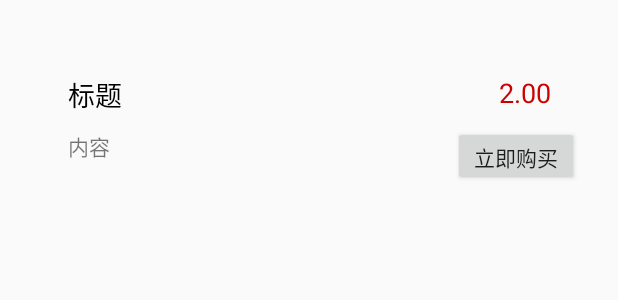
After one commit to hicjcn/homework, an Android app: the layout item_goods.xml on its own in the app's theme, with its tools: preview values and no code run, on a phone screen of 412 x 824 dp. The commit adds this screen. Shown: the top 300 px of the screen. Run offline under Robolectric (Android 15) with nearby library versions, the phone set to English and light mode, and no system bars.

Commit message:
feat: 商品列表

```diff
--- a/app/src/main/java/com/example/demo/ui/ActionActivity.java
+++ b/app/src/main/java/com/example/demo/ui/ActionActivity.java
@@ -1,5 +1,6 @@
 package com.example.demo.ui;
 
+import android.content.Intent;
 import android.os.Bundle;
 import android.view.View;
 
@@ -21,8 +22,9 @@ public class ActionActivity extends AppCompatActivity {
         AppContext.activityList.add(this);
 
         findViewById(R.id.actionGoodsList).setOnClickListener(view -> {
-            // TODO 商品列表
-
+            // 商品列表
+            Intent intent = new Intent(ActionActivity.this, GoodsListActivity.class);
+            startActivity(intent);
         });
         findViewById(R.id.actionOrder).setOnClickListener(view -> {
             // TODO 全部订单
--- a/app/src/main/res/layout/activity_goods_list.xml
+++ b/app/src/main/res/layout/activity_goods_list.xml
@@ -5,10 +5,6 @@
     android:id="@+id/container"
     android:layout_width="match_parent"
     android:layout_height="match_parent"
-    android:paddingLeft="@dimen/activity_horizontal_margin"
-    android:paddingTop="@dimen/activity_vertical_margin"
-    android:paddingRight="@dimen/activity_horizontal_margin"
-    android:paddingBottom="@dimen/activity_vertical_margin"
     tools:context=".ui.GoodsListActivity">
 
     <androidx.recyclerview.widget.RecyclerView
--- /dev/null
+++ b/app/src/main/res/layout/item_goods.xml
@@ -0,0 +1,60 @@
+<?xml version="1.0" encoding="utf-8"?>
+<androidx.constraintlayout.widget.ConstraintLayout xmlns:android="http://schemas.android.com/apk/res/android"
+    xmlns:app="http://schemas.android.com/apk/res-auto"
+    xmlns:tools="http://schemas.android.com/tools"
+    android:id="@+id/container"
+    android:layout_width="match_parent"
+    android:layout_height="match_parent"
+    android:paddingLeft="@dimen/activity_horizontal_margin"
+    android:paddingTop="@dimen/activity_vertical_margin"
+    android:paddingRight="@dimen/activity_horizontal_margin"
+    android:paddingBottom="@dimen/activity_vertical_margin">
+
+    <TextView
+        android:id="@+id/itemGoodsName"
+        android:layout_width="250dp"
+        android:layout_height="wrap_content"
+        android:layout_marginStart="29dp"
+        android:layout_marginTop="33dp"
+        android:text="标题"
+        android:textColor="@android:color/background_dark"
+        android:textSize="18sp"
+        app:layout_constraintStart_toStartOf="parent"
+        app:layout_constraintTop_toTopOf="parent" />
+
+    <TextView
+        android:id="@+id/itemGoodsDesc"
+        android:layout_width="250dp"
+        android:layout_height="wrap_content"
+        android:layout_marginTop="10dp"
+        android:text="内容"
+        app:layout_constraintStart_toStartOf="@+id/itemGoodsName"
+        app:layout_constraintTop_toBottomOf="@+id/itemGoodsName" />
+
+    <TextView
+        android:id="@+id/itemGoodsPrice"
+        android:layout_width="wrap_content"
+        android:layout_height="wrap_content"
+        android:layout_marginStart="37dp"
+        android:layout_marginTop="33dp"
+        android:layout_marginEnd="29dp"
+        android:text="2.00"
+        android:textColor="@android:color/holo_red_dark"
+        android:textSize="18sp"
+        app:layout_constraintEnd_toEndOf="parent"
+        app:layout_constraintStart_toEndOf="@+id/itemGoodsName"
+        app:layout_constraintTop_toTopOf="parent" />
+
+    <Button
+        android:id="@+id/itemGoodsBuy"
+        android:layout_width="84dp"
+        android:layout_height="40dp"
+        android:layout_marginStart="6dp"
+        android:layout_marginTop="10dp"
+        android:layout_marginEnd="10dp"
+        android:text="@string/item_goods_add"
+        app:layout_constraintEnd_toEndOf="parent"
+        app:layout_constraintStart_toEndOf="@+id/itemGoodsDesc"
+        app:layout_constraintTop_toBottomOf="@+id/itemGoodsPrice" />
+
+</androidx.constraintlayout.widget.ConstraintLayout>
--- a/app/src/main/res/values/strings.xml
+++ b/app/src/main/res/values/strings.xml
@@ -28,4 +28,5 @@
     <string name="action_goods_list">商品列表</string>
     <string name="action_order">全部订单</string>
     <string name="action_my_info">个人信息</string>
+    <string name="item_goods_add">立即购买</string>
 </resources>
```
Also changed, not shown: app/src/main/java/com/example/demo/data/GoodsService.java (added, +45 -0 lines), app/src/main/java/com/example/demo/data/callback/GoodsCallback.java (added, +11 -0 lines), app/src/main/java/com/example/demo/model/Goods.java (added, +8 -0 lines), app/src/main/java/com/example/demo/ui/GoodsListActivity.java (+41 -0 lines), app/src/main/java/com/example/demo/ui/goods/GoodsAdapter.java (added, +45 -0 lines), app/src/main/java/com/example/demo/ui/goods/GoodsViewHoder.java (added, +40 -0 lines).
